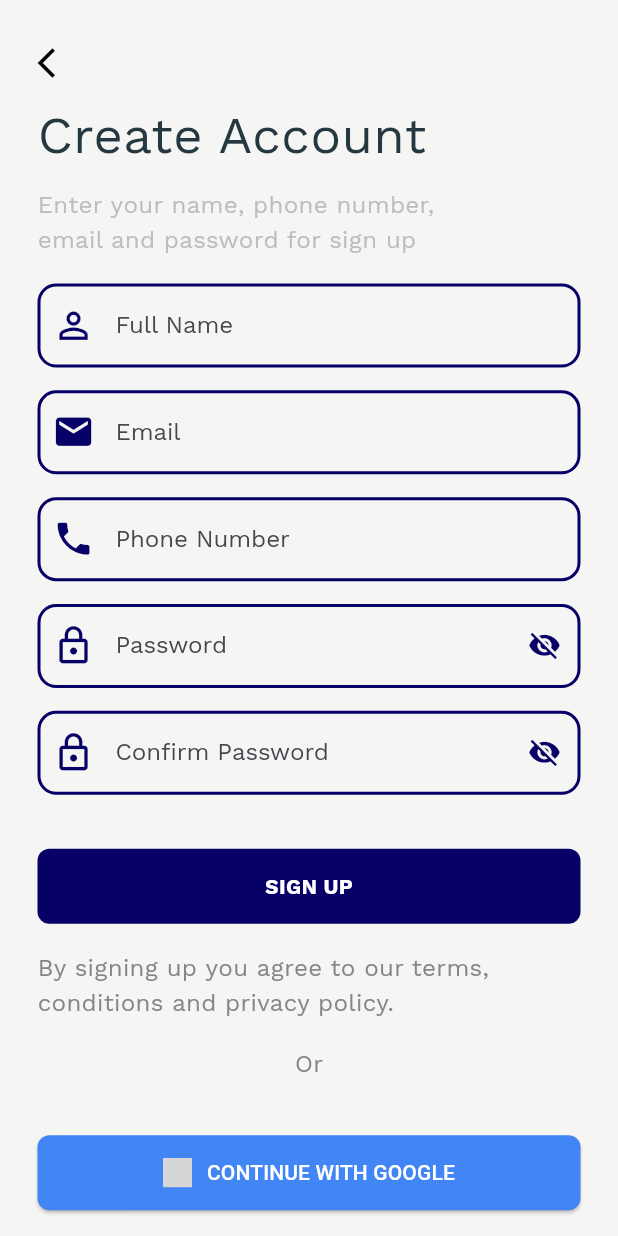
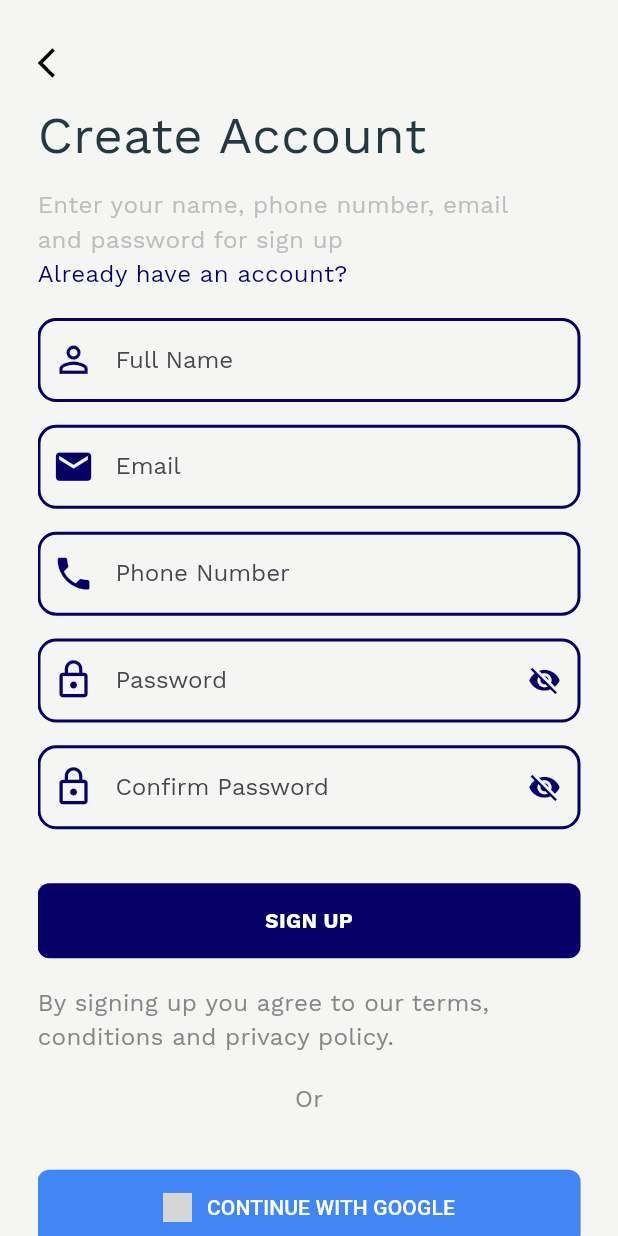
Before and after one commit to mostafahatem20/packmen-app, a Flutter app: the Register screen opened by its route, on a phone screen of 412 x 824 dp. Run offline on Flutter 3.47's test engine with Material 3 defaults, Android fonts, the phone set to English and light mode, and no system bars; our stand-ins replace auth_buttons, flutter_screenutil, get, get_storage, google_maps_flutter, hexcolor and 1 more; accounts and stored records are empty; grey boxes are pictures that could not be loaded.

Commit message:
Already have an account button

```diff
--- a/lib/screens/auth/register/register.dart
+++ b/lib/screens/auth/register/register.dart
@@ -19,6 +19,9 @@ class Register extends GetView<AuthController> {
                 }
               : null,
           onMainButtonTapped: () {},
+          onAlreadyAccountTapped: () {
+            Get.toNamed(AppRoutes.loginScreen);
+          },
           title: 'Create Account',
           subtitle:
               'Enter your name, phone number, email and password for sign up',
--- a/lib/widgets/authentication_layout.dart
+++ b/lib/widgets/authentication_layout.dart
@@ -15,6 +15,7 @@ class AuthenticationLayout extends StatelessWidget {
   final Widget? form;
   final bool showTermsText;
   final void Function()? onMainButtonTapped;
+  final void Function()? onAlreadyAccountTapped;
   final void Function()? onCreateAccountTapped;
   final void Function()? onForgotPassword;
   final void Function()? onBackPressed;
@@ -36,6 +37,7 @@ class AuthenticationLayout extends StatelessWidget {
     this.onSignInWithApple,
     this.onSignInWithGoogle,
     this.validationMessage,
+    this.onAlreadyAccountTapped,
     this.showTermsText = false,
     this.busy = false,
   }) : super(key: key);
@@ -66,10 +68,23 @@ class AuthenticationLayout extends StatelessWidget {
           Align(
             alignment: Alignment.centerLeft,
             child: SizedBox(
-              width: context.width * 0.7,
-              child: BoxText.body(
-                subtitle!,
-                color: Colors.grey.shade400,
+              width: context.width * 0.8,
+              child: Wrap(
+                spacing: 8.0, // Adjust the spacing between items as needed
+                children: [
+                  BoxText.body(
+                    subtitle!,
+                    color: Colors.grey.shade400,
+                  ),
+                  if (onAlreadyAccountTapped != null)
+                    GestureDetector(
+                      onTap: onAlreadyAccountTapped,
+                      child: BoxText.body(
+                        'Already have an account?',
+                        color: AppTheme.themeColor,
+                      ),
+                    ),
+                ],
               ),
             ),
           ),
```
